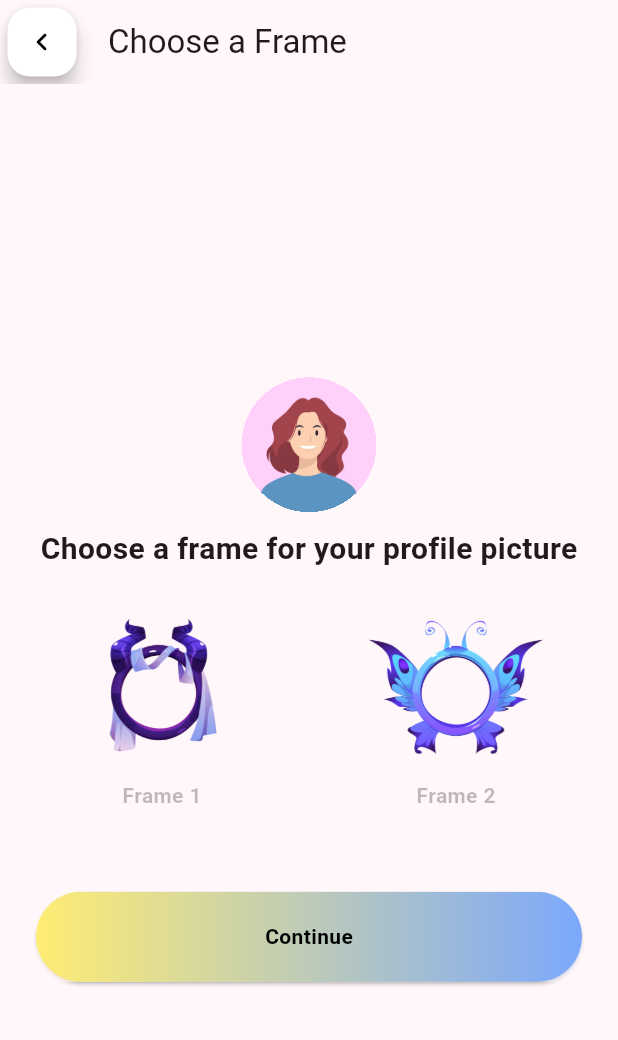
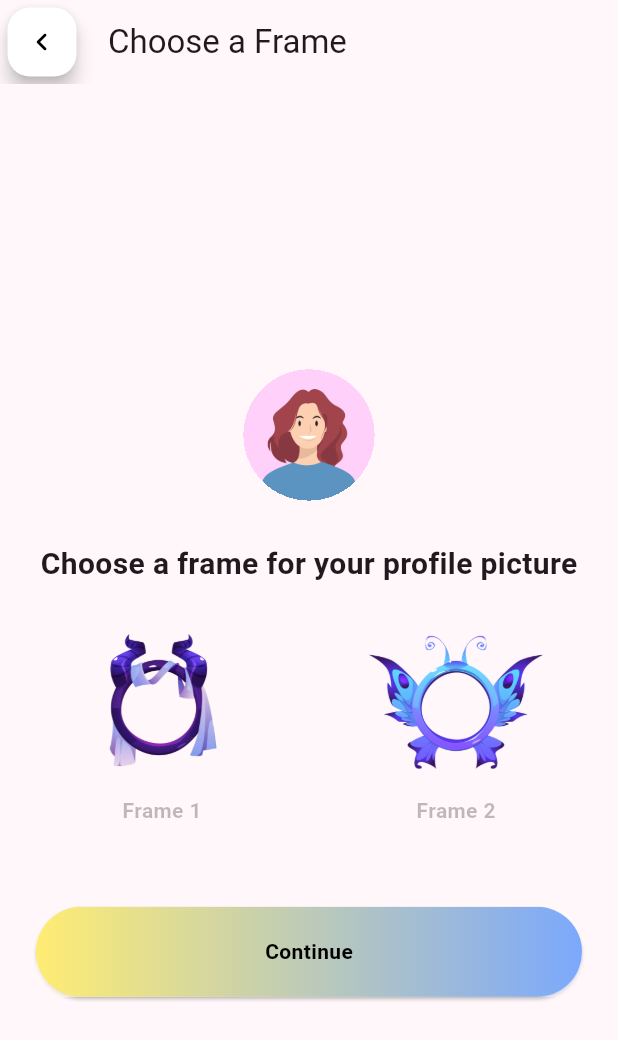
Before and after one commit to STOILD-PRIVATE-LIMITED/mastiplay, a Flutter app: the FrameChooseScreen screen opened directly with empty values, on a phone screen of 412 x 824 dp. Shown: the top 1040 px of the screen. Run offline on Flutter 3.47's test engine with Material 3 defaults, Android fonts, the phone set to English and light mode, and no system bars; our stand-ins replace audioplayers, cached_network_image, cloud_firestore, country_picker, file_picker, firebase_auth and 15 more; missing offline and left inert: flutter_octicons, flutter_share, flutter_webrtc; accounts and stored records are empty; network calls fail; Roboto replaces fonts that are missing (assets/fontsSofiaProRegular.ttf).

Commit message:
New Update

```diff
--- a/lib/shivanshu/screens/birthday_screen.dart
+++ b/lib/shivanshu/screens/birthday_screen.dart
@@ -45,7 +45,7 @@ class _BirthdayScreenState extends State<BirthdayScreen> {
     if (img == null &&
         await askUser(
               context,
-              'Do you really want to continue without a profile picture?',
+              'Please choose your picture?',
               yes: true,
               no: true,
             ) !=
--- a/lib/shivanshu/screens/frame_choose_screen.dart
+++ b/lib/shivanshu/screens/frame_choose_screen.dart
@@ -5,6 +5,7 @@ import 'package:flutter/material.dart';
 import 'package:spinner_try/main.dart';
 import 'package:spinner_try/shivanshu/models/firestore/firestore_document.dart';
 import 'package:spinner_try/shivanshu/models/globals.dart';
+import 'package:spinner_try/shivanshu/screens/audio_page.dart';
 import 'package:spinner_try/shivanshu/screens/family_room_page.dart';
 import 'package:spinner_try/shivanshu/utils.dart';
 import 'package:spinner_try/shivanshu/utils/loading_elevated_button.dart';
@@ -121,28 +122,28 @@ class _FrameChooseScreenState extends State<FrameChooseScreen> {
                 children: [
                   Container(
                     width: width,
-                    height: 130,
-                    // clipBehavior: Clip.hardEdge,
-                    decoration: const BoxDecoration(
-                        // shape: BoxShape.circle,
-                        ),
-                    child: Stack(
+                    height: 150,
+                    clipBehavior: Clip.hardEdge,
+                    decoration: const BoxDecoration(),
+                    child: LayoutBuilder(builder: (((context, constraints) {
+                      return Stack(
+                        fit: StackFit.passthrough,
                         alignment: Alignment.center,
                         children: [
                           Positioned(
-                          left: 0,
-                          right: 0,
-                          top: 30,
-                          bottom: 10,
+                            top: 250 / 1080 * constraints.maxHeight,
+                            bottom: 200 / 1080 * constraints.maxHeight,
                             child: Container(
-                            clipBehavior: Clip.hardEdge,
+                              height: 600 / 1080 * constraints.maxHeight,
                               decoration:
                                   const BoxDecoration(shape: BoxShape.circle),
-                            child: Hero(
-                              tag: widget.gender,
+                              clipBehavior: Clip.hardEdge,
+                              // child: ,
                               child: widget.imgUrl != null
-                                  ? Image.network(widget.imgUrl!,
-                                      fit: BoxFit.cover)
+                                  ? Image.network(
+                                      widget.imgUrl!,
+                                      fit: BoxFit.cover,
+                                    )
                                   : Image.asset(
                                       widget.gender == 'Male'
                                           ? 'assets/male.jpg'
@@ -152,16 +153,15 @@ class _FrameChooseScreenState extends State<FrameChooseScreen> {
                                     ),
                             ),
                           ),
-                        ),
                           if (selectedIndex != null)
                             Image.asset(
                               "assets/Frame ${selectedIndex! + 1}.png",
-                            // width: 150,
                               height: 220,
                               fit: BoxFit.fitHeight,
-                          ),
+                            )
                         ],
-                    ),
+                      );
+                    }))),
                   ),
                   Text(
                     'Choose a frame for your profile picture',
--- a/lib/shivanshu/utils/profile_image.dart
+++ b/lib/shivanshu/utils/profile_image.dart
@@ -19,8 +19,9 @@ class _ProfileImageState extends State<ProfileImage> {
         alignment: Alignment.center,
         children: [
           Positioned(
-            top: 200 / 1080 * constraints.maxHeight,
+            top: 250 / 1080 * constraints.maxHeight,
             bottom: 200 / 1080 * constraints.maxHeight,
+            right: 210 / 1080 * constraints.maxHeight,
             child: Container(
               height: 600 / 1080 * constraints.maxHeight,
               decoration: const BoxDecoration(shape: BoxShape.circle),
--- a/lib/webRTC/audio_room.dart
+++ b/lib/webRTC/audio_room.dart
@@ -56,9 +56,6 @@ class _AudioRoomState extends State<AudioRoom> {
           padding: const EdgeInsets.all(8.0),
           child: GridView.count(
             shrinkWrap: true,
-            // physics: const NeverScrollableScrollPhysics(),
-            // physics: const BouncingScrollPhysics(),
-            // physics: const AlwaysScrollableScrollPhysics(),
             crossAxisCount: widget.maxParticipants ~/ 2,
             childAspectRatio: 1 / 1.3,
             children: [
```
Also changed, not shown: lib/shivanshu/screens/audio_page.dart (+10 -4 lines), lib/shivanshu/utils.dart (+9 -9 lines). Lines whose indentation alone changed are shown as unchanged.
